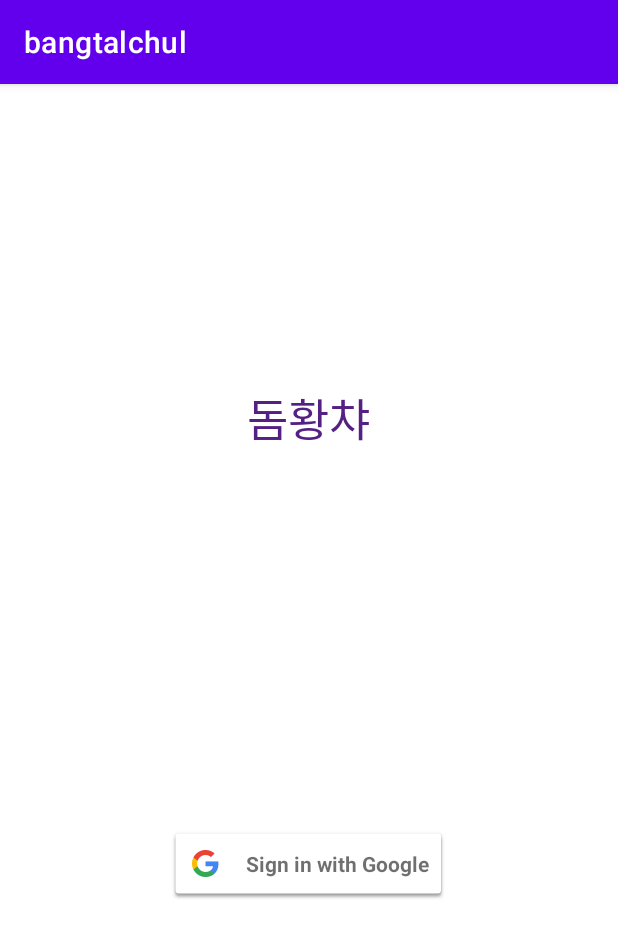
After one commit to bangtalchul/btc_android, an Android app: the LoginActivity screen opened directly, with no data from a screen before it, on a phone screen of 412 x 824 dp. The commit adds this screen. Shown: the top 937 px of the screen. Run offline under Robolectric (Android 15) with nearby library versions, the phone set to English and light mode, and no system bars.

Commit message:
add loginpage

```diff
--- a/app/build.gradle
+++ b/app/build.gradle
@@ -32,7 +32,8 @@ android {
 }
 
 dependencies {
-
+    // implementation 'com.google.firebase:firebase-auth:19.0.0'
+    implementation "com.google.android.gms:play-services-auth:20.1.0" // 구글 로그인 API
     implementation 'androidx.core:core-ktx:1.7.0'
     implementation 'androidx.appcompat:appcompat:1.4.1'
     implementation 'com.google.android.material:material:1.5.0'
--- a/app/src/main/AndroidManifest.xml
+++ b/app/src/main/AndroidManifest.xml
@@ -10,14 +10,14 @@
         android:supportsRtl="true"
         android:theme="@style/Theme.Bangtalchul">
         <activity
-            android:name=".MainActivity"
+            android:name=".view.MainActivity"
             android:exported="true">
             <intent-filter>
                 <action android:name="android.intent.action.MAIN" />
-
                 <category android:name="android.intent.category.LAUNCHER" />
             </intent-filter>
         </activity>
+        <activity android:name=".view.LoginActivity" />
     </application>
 
 </manifest>
--- /dev/null
+++ b/app/src/main/java/com/bnk/bangtalchul/view/LoginActivity.kt
@@ -0,0 +1,58 @@
+package com.bnk.bangtalchul.view
+
+import android.content.Intent
+import androidx.appcompat.app.AppCompatActivity
+import android.os.Bundle
+import android.util.Log
+import androidx.activity.result.ActivityResultLauncher
+import androidx.activity.result.contract.ActivityResultContracts
+import com.bnk.bangtalchul.R
+import com.google.android.gms.auth.api.signin.GoogleSignIn
+import com.google.android.gms.auth.api.signin.GoogleSignInAccount
+import com.google.android.gms.auth.api.signin.GoogleSignInOptions
+import com.google.android.gms.common.SignInButton
+import com.google.android.gms.common.api.ApiException
+import com.google.android.gms.tasks.Task
+
+class LoginActivity : AppCompatActivity() {
+    private lateinit var GoogleSignResultLauncher:ActivityResultLauncher<Intent>
+
+    override fun onCreate(savedInstanceState: Bundle?) {
+        super.onCreate(savedInstanceState)
+        setContentView(R.layout.activity_login)
+
+        GoogleSignResultLauncher = registerForActivityResult(
+            ActivityResultContracts.StartActivityForResult()){ result ->
+            val task: Task<GoogleSignInAccount> = GoogleSignIn.getSignedInAccountFromIntent(result.data)
+            handleSignInResult(task)
+        }
+
+        val gso = GoogleSignInOptions.Builder(GoogleSignInOptions.DEFAULT_SIGN_IN)
+            // .requestIdToken(BuildConfig.APPLICATION_ID)
+            // .requestServerAuthCode(BuildConfig.APPLICATION_ID)
+            .requestEmail()
+            .build()
+
+        val mGoogleSignInClient = GoogleSignIn.getClient(this,gso)
+
+        val signInButton = findViewById<SignInButton>(R.id.signInButton)
+        signInButton.setSize(SignInButton.SIZE_WIDE)
+
+        signInButton.setOnClickListener {
+            var signIntent: Intent = mGoogleSignInClient.getSignInIntent()
+            GoogleSignResultLauncher.launch(signIntent)
+        }
+    }
+
+    private fun handleSignInResult(completedTask: Task<GoogleSignInAccount>) {
+        try {
+            val account = completedTask.getResult(ApiException::class.java)
+            val email = account?.email.toString()
+            var googletoken = account?.idToken.toString()
+            var googletokenAuth = account?.serverAuthCode.toString()
+
+        } catch (e: ApiException) {
+            Log.e("Google account", "signInResult:failed Code = " + e.statusCode)
+        }
+    }
+}
--- /dev/null
+++ b/app/src/main/res/layout/activity_login.xml
@@ -0,0 +1,28 @@
+<?xml version="1.0" encoding="utf-8"?>
+<LinearLayout xmlns:android="http://schemas.android.com/apk/res/android"
+    xmlns:app="http://schemas.android.com/apk/res-auto"
+    xmlns:tools="http://schemas.android.com/tools"
+    android:layout_width="match_parent"
+    android:layout_height="match_parent"
+    android:orientation="vertical"
+    tools:context=".view.LoginActivity"
+    >
+
+    <TextView
+        android:layout_width="wrap_content"
+        android:layout_height="wrap_content"
+        android:text="돔황챠"
+        android:textColor="@color/main_purple"
+        android:textSize="30dp"
+        android:layout_marginTop="200dp"
+        android:layout_gravity="center"
+        />
+    <com.google.android.gms.common.SignInButton
+        android:id="@+id/signInButton"
+        android:layout_width="wrap_content"
+        android:layout_height="wrap_content"
+        android:layout_marginTop="250dp"
+        android:layout_gravity="center"
+        />
+
+</LinearLayout>
--- a/app/src/main/res/layout/activity_main.xml
+++ b/app/src/main/res/layout/activity_main.xml
@@ -4,7 +4,7 @@
     xmlns:tools="http://schemas.android.com/tools"
     android:layout_width="match_parent"
     android:layout_height="match_parent"
-    tools:context=".MainActivity">
+    tools:context=".view.MainActivity">
 
     <TextView
         android:layout_width="wrap_content"
--- a/app/src/main/res/values/colors.xml
+++ b/app/src/main/res/values/colors.xml
@@ -7,4 +7,6 @@
     <color name="teal_700">#FF018786</color>
     <color name="black">#FF000000</color>
     <color name="white">#FFFFFFFF</color>
+    <color name="main_purple">#552084</color>
+    <color name="main_yellow">#FDBA21</color>
 </resources>
```
Also changed, not shown: app/src/main/java/com/bnk/bangtalchul/MainActivity.kt (deleted, +0 -11 lines), app/src/main/java/com/bnk/bangtalchul/view/MainActivity.kt (added, +27 -0 lines).
